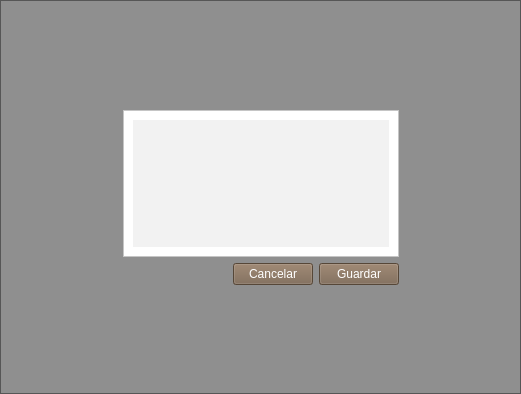
Before: the Qt Designer form modify_comment.ui in altitude-solutions/Camino_Real_Desktop, drawn with Qt 5.
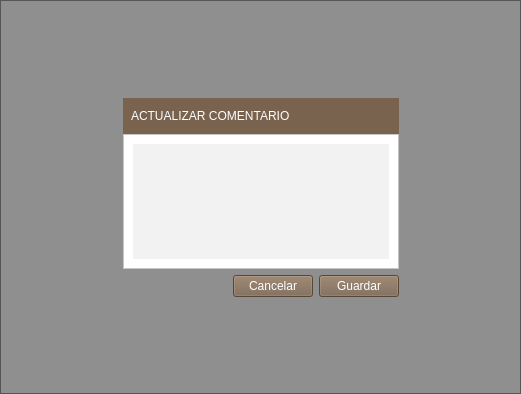
After: the same form once the commit is applied.

Patch:
```diff
--- a/modify_comment.ui
+++ b/modify_comment.ui
@@ -69,6 +69,56 @@
         <item>
          <layout class="QVBoxLayout" name="verticalLayout_2">
           <item>
+           <layout class="QVBoxLayout" name="verticalLayout_6">
+            <property name="spacing">
+             <number>0</number>
+            </property>
+            <item>
+             <widget class="QFrame" name="horizontalFrame">
+              <property name="styleSheet">
+               <string notr="true">background-color:#79634E;</string>
+              </property>
+              <layout class="QHBoxLayout" name="horizontalLayout_3">
+               <property name="leftMargin">
+                <number>8</number>
+               </property>
+               <property name="topMargin">
+                <number>8</number>
+               </property>
+               <property name="rightMargin">
+                <number>8</number>
+               </property>
+               <property name="bottomMargin">
+                <number>8</number>
+               </property>
+               <item>
+                <widget class="QLabel" name="label">
+                 <property name="styleSheet">
+                  <string notr="true">font: 12pt &quot;MS Shell Dlg 2&quot;;
+color:white;</string>
+                 </property>
+                 <property name="text">
+                  <string>ACTUALIZAR COMENTARIO</string>
+                 </property>
+                </widget>
+               </item>
+               <item>
+                <spacer name="horizontalSpacer_4">
+                 <property name="orientation">
+                  <enum>Qt::Horizontal</enum>
+                 </property>
+                 <property name="sizeHint" stdset="0">
+                  <size>
+                   <width>40</width>
+                   <height>20</height>
+                  </size>
+                 </property>
+                </spacer>
+               </item>
+              </layout>
+             </widget>
+            </item>
+            <item>
            <widget class="QFrame" name="frame">
             <property name="styleSheet">
              <string notr="true">background-color:white;</string>
@@ -92,6 +142,8 @@
              </item>
             </layout>
            </widget>
+            </item>
+           </layout>
           </item>
           <item>
            <layout class="QHBoxLayout" name="horizontalLayout">
```
Lines whose indentation alone changed are shown as unchanged.
